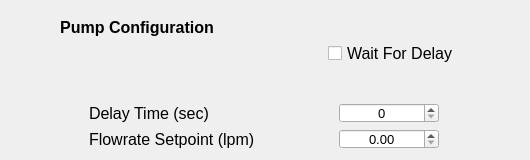
Above: src/ECM_gui/pump_dialog/widget_pump_control.ui from dmherrington/ECM-Control-System before the change. Below: the same form after it.
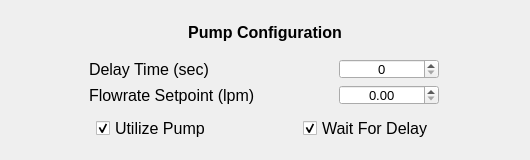
That is the form after the change.

Patch:
```diff
--- a/src/ECM_gui/pump_dialog/widget_pump_control.ui
+++ b/src/ECM_gui/pump_dialog/widget_pump_control.ui
@@ -150,8 +150,6 @@
   </property>
   <layout class="QGridLayout" name="gridLayout">
    <item row="0" column="0">
-    <layout class="QGridLayout" name="gridLayout_16">
-     <item row="0" column="0">
       <layout class="QHBoxLayout" name="horizontalLayout_17">
        <item>
         <spacer name="horizontalSpacer_23">
@@ -220,84 +218,6 @@
        </item>
       </layout>
      </item>
-     <item row="0" column="1" rowspan="2">
-      <layout class="QVBoxLayout" name="verticalLayout_4">
-       <item>
-        <layout class="QHBoxLayout" name="horizontalLayout_13">
-         <item>
-          <spacer name="horizontalSpacer_17">
-           <property name="orientation">
-            <enum>Qt::Horizontal</enum>
-           </property>
-           <property name="sizeHint" stdset="0">
-            <size>
-             <width>5</width>
-             <height>20</height>
-            </size>
-           </property>
-          </spacer>
-         </item>
-         <item>
-          <widget class="QCheckBox" name="checkBox_WaitForDelay">
-           <property name="font">
-            <font>
-             <pointsize>12</pointsize>
-            </font>
-           </property>
-           <property name="text">
-            <string>Wait For Delay</string>
-           </property>
-          </widget>
-         </item>
-         <item>
-          <spacer name="horizontalSpacer_18">
-           <property name="orientation">
-            <enum>Qt::Horizontal</enum>
-           </property>
-           <property name="sizeHint" stdset="0">
-            <size>
-             <width>5</width>
-             <height>20</height>
-            </size>
-           </property>
-          </spacer>
-         </item>
-        </layout>
-       </item>
-      </layout>
-     </item>
-     <item row="1" column="0">
-      <layout class="QHBoxLayout" name="horizontalLayout_14">
-       <item>
-        <spacer name="horizontalSpacer_19">
-         <property name="orientation">
-          <enum>Qt::Horizontal</enum>
-         </property>
-         <property name="sizeHint" stdset="0">
-          <size>
-           <width>5</width>
-           <height>20</height>
-          </size>
-         </property>
-        </spacer>
-       </item>
-       <item>
-        <spacer name="horizontalSpacer_20">
-         <property name="orientation">
-          <enum>Qt::Horizontal</enum>
-         </property>
-         <property name="sizeHint" stdset="0">
-          <size>
-           <width>5</width>
-           <height>20</height>
-          </size>
-         </property>
-        </spacer>
-       </item>
-      </layout>
-     </item>
-    </layout>
-   </item>
    <item row="1" column="0">
     <layout class="QGridLayout" name="gridLayout_15">
      <item row="0" column="1">
@@ -431,6 +351,79 @@
      </item>
     </layout>
    </item>
+   <item row="2" column="0">
+    <layout class="QHBoxLayout" name="horizontalLayout">
+     <item>
+      <spacer name="horizontalSpacer_17">
+       <property name="orientation">
+        <enum>Qt::Horizontal</enum>
+       </property>
+       <property name="sizeHint" stdset="0">
+        <size>
+         <width>13</width>
+         <height>20</height>
+        </size>
+       </property>
+      </spacer>
+     </item>
+     <item>
+      <widget class="QCheckBox" name="checkBox_UtilizePump">
+       <property name="font">
+        <font>
+         <pointsize>12</pointsize>
+        </font>
+       </property>
+       <property name="text">
+        <string>Utilize Pump</string>
+       </property>
+       <property name="checked">
+        <bool>true</bool>
+       </property>
+      </widget>
+     </item>
+     <item>
+      <spacer name="horizontalSpacer_21">
+       <property name="orientation">
+        <enum>Qt::Horizontal</enum>
+       </property>
+       <property name="sizeHint" stdset="0">
+        <size>
+         <width>13</width>
+         <height>20</height>
+        </size>
+       </property>
+      </spacer>
+     </item>
+     <item>
+      <widget class="QCheckBox" name="checkBox_WaitForDelay">
+       <property name="font">
+        <font>
+         <pointsize>12</pointsize>
+        </font>
+       </property>
+       <property name="text">
+        <string>Wait For Delay</string>
+       </property>
+       <property name="checked">
+        <bool>true</bool>
+       </property>
+      </widget>
+     </item>
+     <item>
+      <spacer name="horizontalSpacer_18">
+       <property name="orientation">
+        <enum>Qt::Horizontal</enum>
+       </property>
+       <property name="sizeHint" stdset="0">
+        <size>
+         <width>13</width>
+         <height>20</height>
+        </size>
+       </property>
+      </spacer>
+     </item>
+    </layout>
+   </item>
   </layout>
  </widget>
  <resources/>
```
Lines whose indentation alone changed are shown as unchanged.
